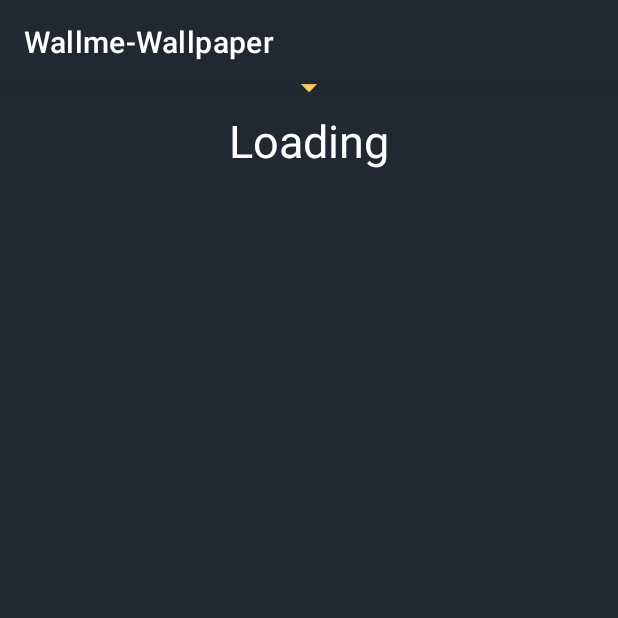
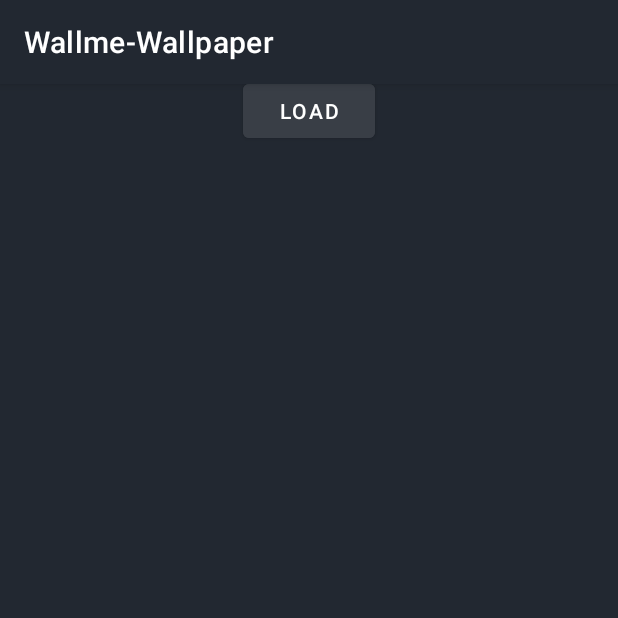
Before and after one commit to ahmed-tasaly/WallMe-Wallpaper, an Android app: the fragment Reddit_posts shown on its own in the app's theme, on a phone screen of 412 x 824 dp, the top half of it. Run offline under Robolectric (Android 15) with nearby library versions, the phone set to English and light mode, and no system bars.

Commit message:
added a load button for network failer

```diff
--- a/app/src/main/java/com/alaory/wallmewallpaper/Reddit_posts.kt
+++ b/app/src/main/java/com/alaory/wallmewallpaper/Reddit_posts.kt
@@ -9,7 +9,9 @@ import androidx.fragment.app.Fragment
 import android.view.LayoutInflater
 import android.view.View
 import android.view.ViewGroup
+import android.widget.Button
 import android.widget.ImageView
+import android.widget.TextView
 import androidx.recyclerview.widget.RecyclerView
 import androidx.recyclerview.widget.StaggeredGridLayoutManager
 import com.alaory.wallmewallpaper.adabter.Image_list_adapter
@@ -21,10 +23,14 @@ class Reddit_posts : Fragment(), Image_list_adapter.OnImageClick {
     private var mLayoutManager : RecyclerView.LayoutManager? = null;
     var scrollListener : BottonLoading.ViewLodMore? = null;
 
+    var imageloading: ImageView? =null;
+    var textloading: TextView? = null;
+    var buttonLoading: Button? =null;
+
     companion object{
          var firsttime = true;
          var userHitSave = false;
-
+        var appfirstneedLoading = true;
     }
 
 
@@ -70,11 +76,28 @@ class Reddit_posts : Fragment(), Image_list_adapter.OnImageClick {
     override fun onCreateView(inflater: LayoutInflater, container: ViewGroup?, savedInstanceState: Bundle?): View? {
         val layoutfragment = inflater.inflate(R.layout.postlist_mainwindow, container, false);
 
+
         myrec = layoutfragment.findViewById(R.id.fragmentrec) as RecyclerView;
         SetRVLayoutManager();
         SetRvScrollListener();
 
-        MainActivity.setImageView_asLoading(layoutfragment.findViewById<ImageView>(R.id.loading_recyclye));
+
+        imageloading =layoutfragment.findViewById(R.id.loading_recyclye);
+        textloading = layoutfragment.findViewById(R.id.loading_text);
+        buttonLoading = layoutfragment.findViewById(R.id.load_failer_button);
+
+        buttonLoading!!.setOnClickListener {
+            LoadMore();
+            buttonLoading!!.visibility = View.GONE;
+            imageloading!!.visibility = View.VISIBLE;
+            textloading!!.visibility = View.VISIBLE;
+        }
+        if (appfirstneedLoading){
+            buttonLoading!!.visibility = View.VISIBLE;
+            imageloading!!.visibility = View.GONE
+            textloading!!.visibility = View.GONE
+        }
+        MainActivity.setImageView_asLoading(imageloading);
 
         //for screen rotaion
         if(Resources.getSystem().configuration.orientation != MainActivity.last_orein)
@@ -113,6 +136,11 @@ class Reddit_posts : Fragment(), Image_list_adapter.OnImageClick {
                 if(isAdded) {
                     if(Status == 400){
                         requireActivity().runOnUiThread {
+                            if(appfirstneedLoading){
+                                buttonLoading!!.visibility = View.VISIBLE;
+                                imageloading!!.visibility = View.GONE
+                                textloading!!.visibility = View.GONE
+                            }
                             PostsAdabter!!.removeLoadingView();
                             scrollListener?.setLoaded();
                         }
--- a/app/src/main/java/com/alaory/wallmewallpaper/wallhaven_api.kt
+++ b/app/src/main/java/com/alaory/wallmewallpaper/wallhaven_api.kt
@@ -47,6 +47,7 @@ class wallhaven_api {
 
                 override fun onFailure(call: Call, e: IOException) {
                     Log.e("wallhaven_api",e.toString());
+
                     callback(400);
                 }
 
--- a/app/src/main/res/layout/postlist_mainwindow.xml
+++ b/app/src/main/res/layout/postlist_mainwindow.xml
@@ -22,14 +22,26 @@
         android:layout_alignParentStart="true"
         android:layout_alignParentEnd="true"
         android:layout_marginTop="25dp" />
+
     <TextView
         android:id="@+id/loading_text"
         android:layout_width="wrap_content"
         android:layout_height="wrap_content"
-        android:text="Loading"
-        android:textSize="30sp"
         android:layout_below="@+id/loading_recyclye"
         android:layout_centerHorizontal="true"
+        android:text="Loading"
         android:textColor="@color/white"
-        />
+        android:textSize="30sp" />
+        <Button
+            android:id="@+id/load_failer_button"
+            android:visibility="invisible"
+            android:layout_width="wrap_content"
+            android:layout_height="wrap_content"
+            android:text="Load"
+            android:layout_marginTop="50dp"
+            android:layout_below="@+id/loading_recyclye"
+            android:layout_centerHorizontal="true"
+            android:textColor="@color/white"
+            android:backgroundTint="@color/widget"
+            />
 </RelativeLayout>
```
Also changed, not shown: app/src/main/java/com/alaory/wallmewallpaper/Reddit_Api.kt (+9 -2 lines), app/src/main/java/com/alaory/wallmewallpaper/wallhaven_posts.kt (+30 -1 lines).
